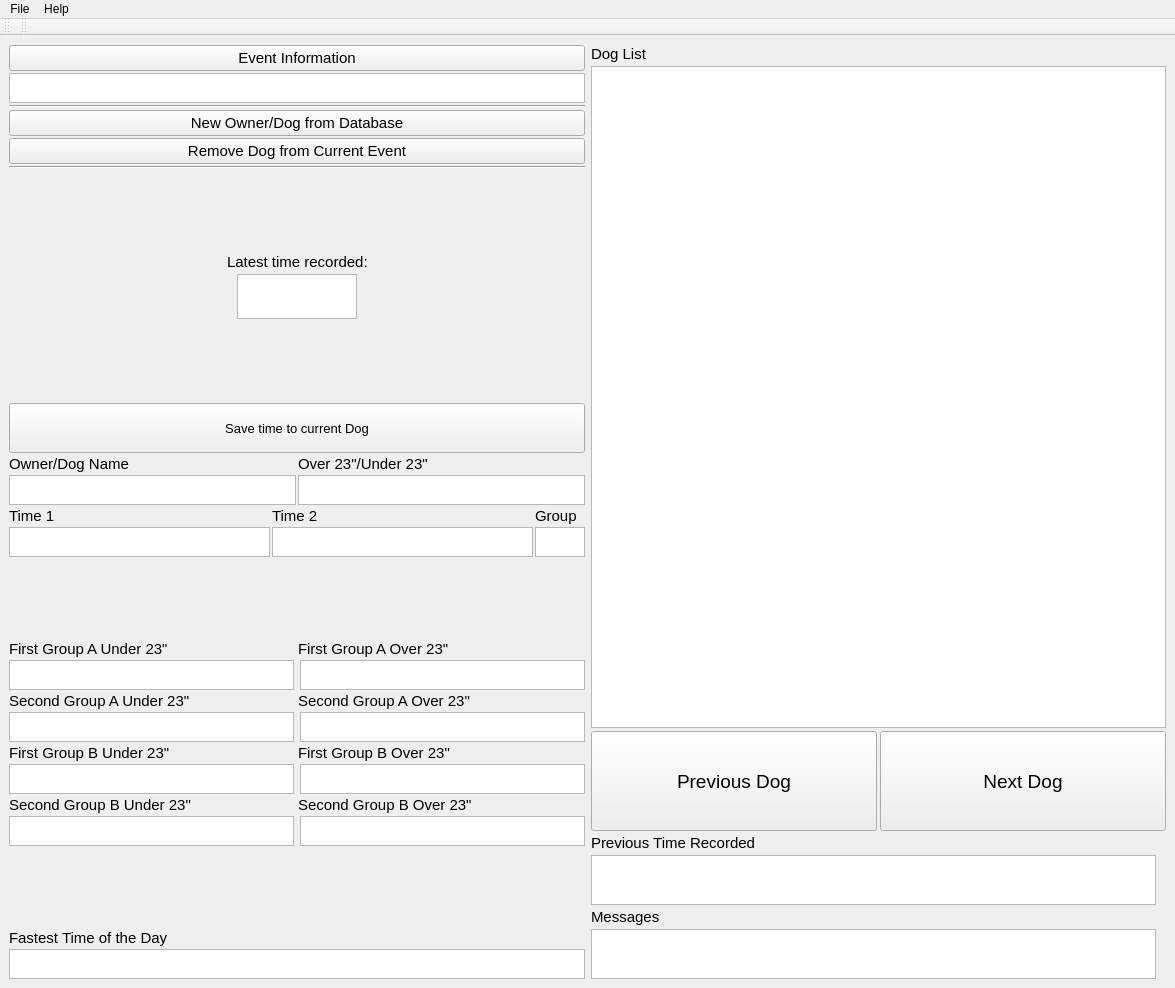
Old version of the form frontend.ui in the repository davavanstone/DogTiming.
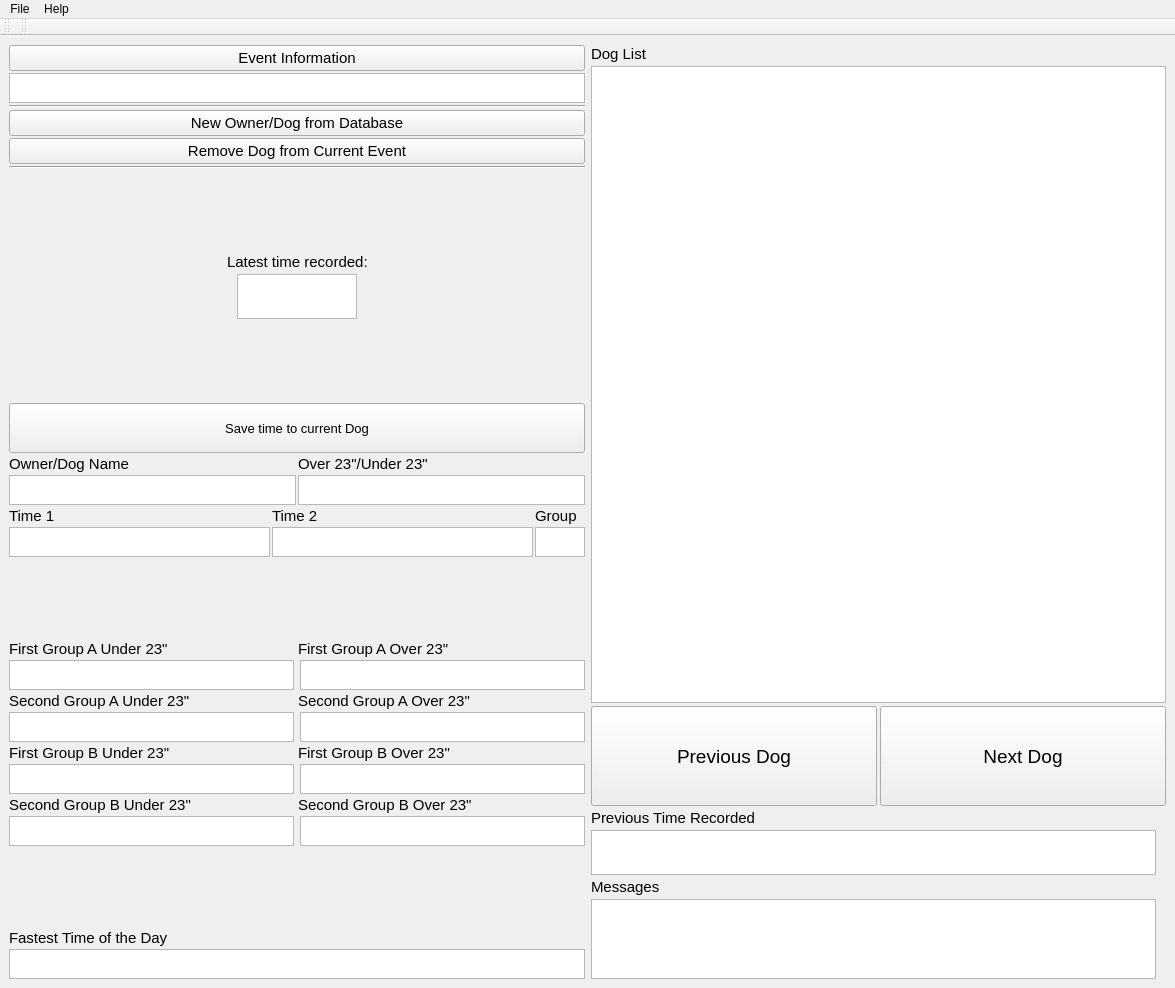
New version of the form. Icons and pictures are not drawn.

Commit message: Small changes to layout/font

The edit to the form file:
```diff
--- a/frontend.ui
+++ b/frontend.ui
@@ -1289,8 +1289,8 @@
           </property>
           <property name="iconSize">
            <size>
-            <width>24</width>
-            <height>24</height>
+            <width>32</width>
+            <height>32</height>
            </size>
           </property>
          </widget>
@@ -1324,6 +1324,12 @@
            <iconset>
             <normaloff>icons8-Expand Arrow Filled-50.png</normaloff>icons8-Expand Arrow Filled-50.png</iconset>
           </property>
+          <property name="iconSize">
+           <size>
+            <width>32</width>
+            <height>32</height>
+           </size>
+          </property>
          </widget>
         </item>
        </layout>
@@ -1364,9 +1370,17 @@
             <property name="maximumSize">
              <size>
               <width>16777215</width>
-              <height>50</height>
+              <height>45</height>
              </size>
             </property>
+            <property name="font">
+             <font>
+              <pointsize>18</pointsize>
+              <weight>75</weight>
+              <italic>false</italic>
+              <bold>true</bold>
+             </font>
+            </property>
             <property name="verticalScrollBarPolicy">
              <enum>Qt::ScrollBarAlwaysOff</enum>
             </property>
@@ -1401,9 +1415,17 @@
             <property name="maximumSize">
              <size>
               <width>16777215</width>
-              <height>50</height>
+              <height>80</height>
              </size>
             </property>
+            <property name="font">
+             <font>
+              <pointsize>10</pointsize>
+              <weight>75</weight>
+              <italic>false</italic>
+              <bold>true</bold>
+             </font>
+            </property>
             <property name="verticalScrollBarPolicy">
              <enum>Qt::ScrollBarAlwaysOff</enum>
             </property>
```
Left out of the diff: 58 changed lines with no effect on the pictures. The commit also changes 2 other files.
